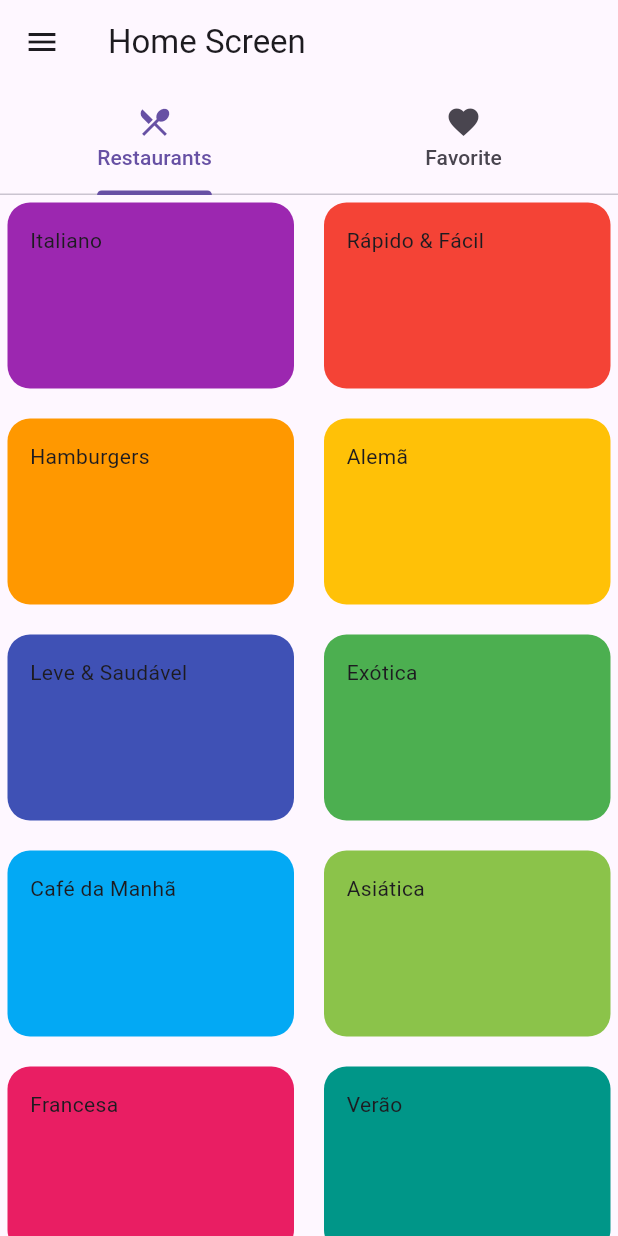
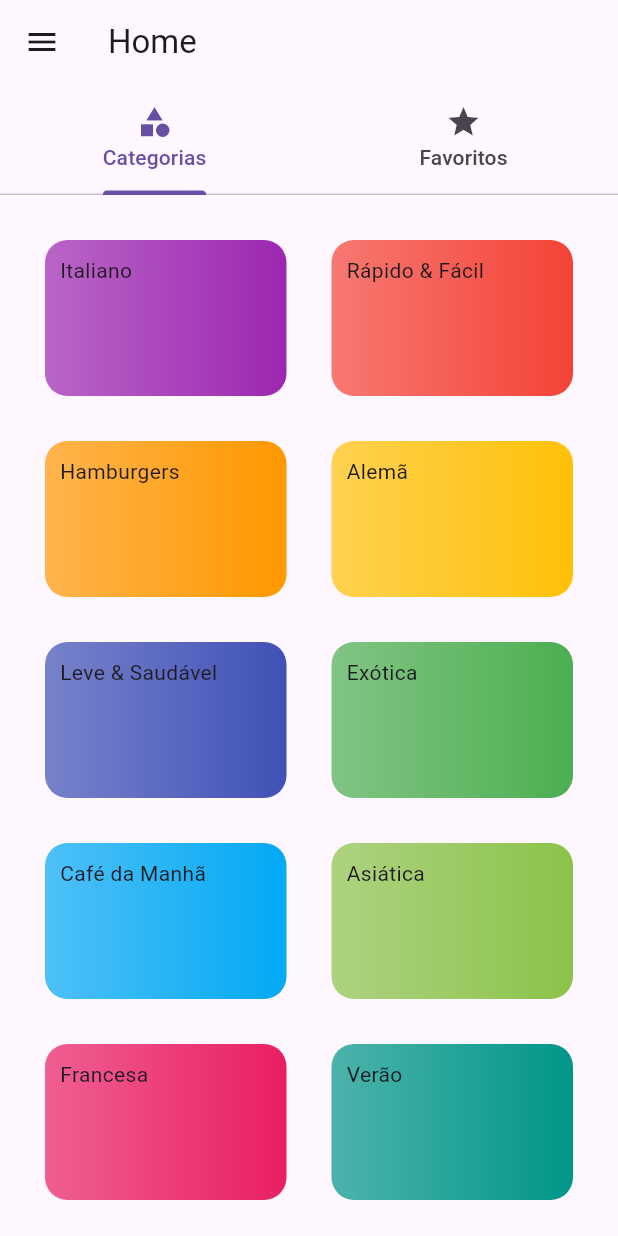
Before and after one commit to KauaHenSilva/dart_flutter_cookbook, a Flutter app: the screen it shows after launch, on a phone screen of 412 x 824 dp. Run offline on Flutter 3.47's test engine with Material 3 defaults, Android fonts, the light colour scheme and no system bars.

Commit message:
Update: favorite

```diff
--- a/lib/main.dart
+++ b/lib/main.dart
@@ -1,3 +1,5 @@
+import 'package:dart_flutter_cookbooks/data/dummy_data.dart';
+import 'package:dart_flutter_cookbooks/models/meal.dart';
 import 'package:dart_flutter_cookbooks/models/settings.dart';
 import 'package:dart_flutter_cookbooks/routes/app_routes.dart';
 import 'package:dart_flutter_cookbooks/screens/home_screen.dart';
@@ -16,6 +18,29 @@ class MyApp extends StatefulWidget {
 
 class _MyAppState extends State<MyApp> {
   Settings settings = Settings();
+  List<Meal> favorityFood = [];
+
+  @override
+  void initState() {
+    super.initState();
+    favorityFood = favorityFood;
+  }
+
+  void _updateFavoriteMeals(Meal meal) {
+    setState(() {
+      if (favorityFood.contains(meal)) {
+        favorityFood.remove(meal);
+      } else {
+        favorityFood.add(meal);
+      }
+    });
+  }
+
+  void _updateSettings(Settings settings) {
+    setState(() {
+      this.settings = settings;
+    });
+  }
 
   @override
   Widget build(BuildContext context) {
@@ -25,9 +50,20 @@ class _MyAppState extends State<MyApp> {
       theme: ThemeData.light(),
       darkTheme: ThemeData.dark(),
       routes: {
-        AppRoutes.home: (context) => const HomeScreen(),
-        AppRoutes.settings: (context) => SetttingScreen(settings: settings),
-        AppRoutes.mealsList: (context) => MealsListScreen(settings: settings),
+        AppRoutes.home: (context) => HomeScreen(
+              onToggleFavorite: _updateFavoriteMeals,
+              favorityMeals: favorityFood,
+              settings: settings,
+            ),
+        AppRoutes.settings: (context) => SetttingScreen(
+              settings: settings,
+              onSettingsChanged: _updateSettings,
+            ),
+        AppRoutes.mealsList: (context) => MealsListScreen(
+              settings: settings,
+              mealsFavorite: favorityFood,
+              onToggleFavorite: _updateFavoriteMeals,
+            ),
       },
     );
   }
--- a/lib/screens/home_screen.dart
+++ b/lib/screens/home_screen.dart
@@ -1,38 +1,94 @@
 import 'package:dart_flutter_cookbooks/components/my_drawer.dart';
+import 'package:dart_flutter_cookbooks/components/my_list_food.dart';
 import 'package:dart_flutter_cookbooks/data/dummy_data.dart';
 import 'package:dart_flutter_cookbooks/models/category.dart';
+import 'package:dart_flutter_cookbooks/models/meal.dart';
+import 'package:dart_flutter_cookbooks/models/settings.dart';
 import 'package:dart_flutter_cookbooks/routes/app_routes.dart';
 import 'package:flutter/material.dart';
 
-class HomeScreen extends StatelessWidget {
-  const HomeScreen({Key? key}) : super(key: key);
+class HomeScreen extends StatefulWidget {
+  final Settings settings;
+  final List<Meal> favorityMeals;
+  final Function(Meal) onToggleFavorite;
+  const HomeScreen(
+      {Key? key,
+      required this.settings,
+      required this.favorityMeals,
+      required this.onToggleFavorite})
+      : super(key: key);
 
-  _creatGridCategory(BuildContext context, List<Category> categories) {
-    final double height = MediaQuery.of(context).size.width;
+  @override
+  State<HomeScreen> createState() => _HomeScreenState();
+}
+
+class _HomeScreenState extends State<HomeScreen> {
+
+  List<Meal> get filteredFavoriteMeals {
+    return widget.favorityMeals.where((meal) {
+      if (widget.settings.isGlutenFree && !meal.isGlutenFree) {
+        return false;
+      }
+      if (widget.settings.isLactoseFree && !meal.isLactoseFree) {
+        return false;
+      }
+      if (widget.settings.isVegan && !meal.isVegan) {
+        return false;
+      }
+      if (widget.settings.isVegetarian && !meal.isVegetarian) {
+        return false;
+      }
+      return true;
+    }).toList();
+  }
+
+  Widget _createGridCategoryView(List<Category> category) {
     return GridView.builder(
-      gridDelegate: SliverGridDelegateWithFixedCrossAxisCount(
-        crossAxisCount: height > 600 ? 5 : 2,
+      padding: const EdgeInsets.all(25),
+      gridDelegate: const SliverGridDelegateWithMaxCrossAxisExtent(
+        maxCrossAxisExtent: 200,
         childAspectRatio: 3 / 2,
-        crossAxisSpacing: 10,
-        mainAxisSpacing: 10,
+        crossAxisSpacing: 20,
+        mainAxisSpacing: 20,
       ),
-      itemCount: categories.length,
+      itemCount: category.length,
       itemBuilder: (ctx, i) => InkWell(
         onTap: () {
-          Navigator.of(context).pushNamed(AppRoutes.mealsList, arguments: categories[i]);
+          Navigator.of(ctx).pushNamed(
+            AppRoutes.mealsList,
+            arguments: category[i],
+          );
         },
-        borderRadius: const BorderRadius.all(Radius.circular(15)),
+        borderRadius: BorderRadius.circular(15),
         child: Container(
+          decoration: BoxDecoration(
+            color: category[i].color,
+            borderRadius: BorderRadius.circular(15),
+            gradient: LinearGradient(
+              colors: [
+                category[i].color.withOpacity(0.7),
+                category[i].color,
+              ],
+            ),
+          ),
+          padding: const EdgeInsets.all(10),
           margin: const EdgeInsets.all(5),
-          padding: const EdgeInsets.all(15),
-          decoration: BoxDecoration(
-            color: categories[i].color,
-            borderRadius: BorderRadius.circular(15),
-          ),
-          child: Text(categories[i].title),
+          child: Text(category[i].title),
         ),
       ),
     );
+  }
+
+  Widget _createListFavoriteView(List<Meal> filteredFavoriteMeals) {
+    return ListView.builder(
+        itemCount: filteredFavoriteMeals.length,
+        itemBuilder: (ctx, i) {
+          return MyListFood(
+            meal: filteredFavoriteMeals[i],
+            mealsFavorite: filteredFavoriteMeals,
+            onToggleFavorite: widget.onToggleFavorite,
+          );
+        });
   }
 
   @override
@@ -41,20 +97,26 @@ class HomeScreen extends StatelessWidget {
       length: 2,
       child: Scaffold(
         appBar: AppBar(
-            title: const Text('Home Screen'),
+            title: const Text('Home'),
             bottom: const TabBar(
               tabs: [
-                Tab(icon: Icon(Icons.restaurant_menu), text: 'Restaurants'),
-                Tab(icon: Icon(Icons.favorite), text: 'Favorite'),
+                Tab(
+                  icon: Icon(Icons.category),
+                  text: 'Categorias',
+                ),
+                Tab(
+                  icon: Icon(Icons.star),
+                  text: 'Favoritos',
+                ),
               ],
             )),
-        drawer: const MyDrawer(),
         body: TabBarView(
           children: [
-            _creatGridCategory(context, dummyCategories),
-            const Center(child: Text('Favorite')),
+            _createGridCategoryView(dummyCategories),
+            _createListFavoriteView(filteredFavoriteMeals),
           ],
         ),
+        drawer: const MyDrawer(),
       ),
     );
   }
```
Also changed, not shown: lib/components/my_list_food.dart (added, +40 -0 lines), lib/screens/meals_list_screen.dart (+31 -30 lines), lib/screens/settting_screen.dart (+11 -4 lines).
